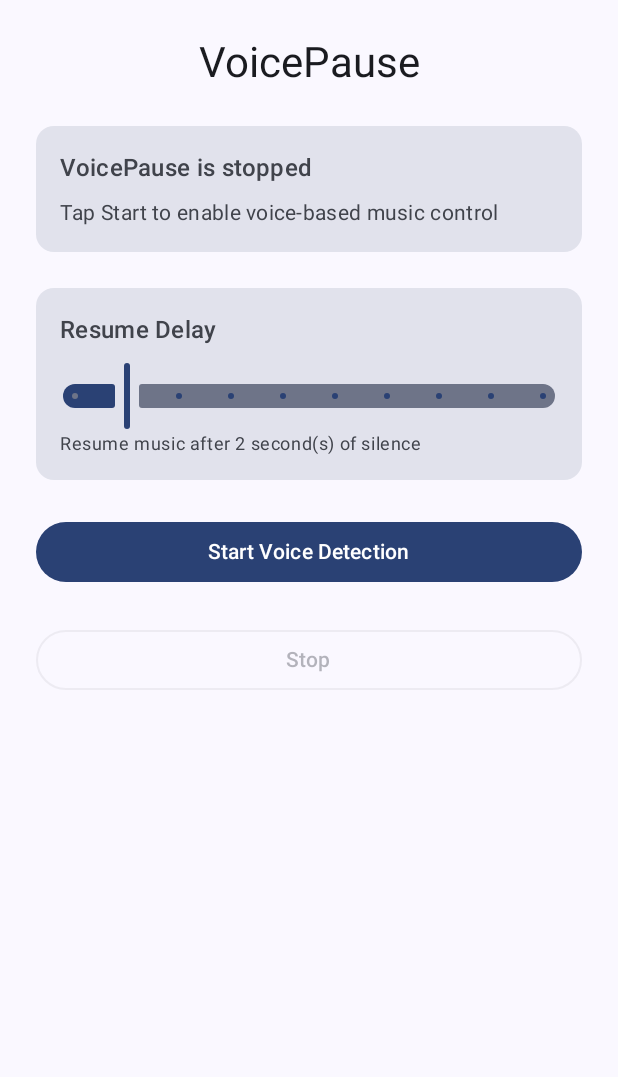
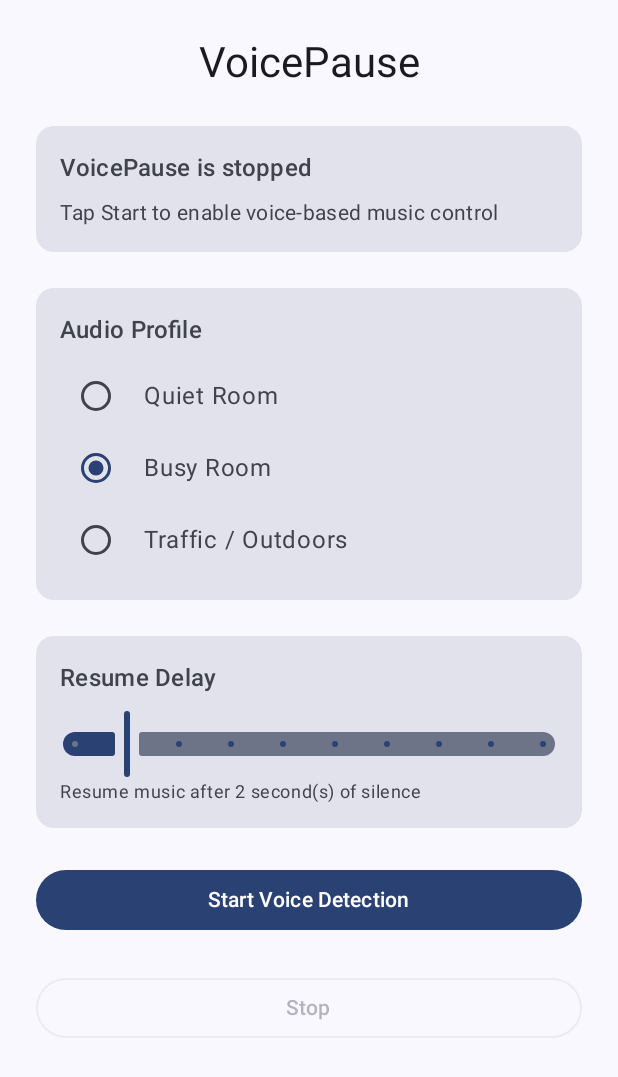
Before and after one commit to RohitKSahoo/Pausify, an Android app built with Jetpack Compose: the screen it shows after launch (MainActivity), on a phone screen of 412 x 824 dp. Shown: the top 1077 px of the screen. Run offline under Robolectric (Android 15) with nearby library versions, the light colour scheme and no system bars.

Commit message:
added profiles with various hardcoded settings

```diff
--- /dev/null
+++ b/app/src/main/java/com/rohit/voicepause/audio/AudioProfile.kt
@@ -0,0 +1,29 @@
+package com.rohit.voicepause.audio
+
+enum class AudioProfile(
+    val displayName: String,
+    val vadAggressiveness: Int,
+    val minSpeechMs: Long,
+    val silenceDelayMs: Long
+) {
+    QUIET(
+        displayName = "Quiet Room",
+        vadAggressiveness = 0,
+        minSpeechMs = 250,
+        silenceDelayMs = 500
+    ),
+
+    BUSY(
+        displayName = "Busy Room",
+        vadAggressiveness = 2,
+        minSpeechMs = 400,
+        silenceDelayMs = 800
+    ),
+
+    TRAFFIC(
+        displayName = "Traffic / Outdoors",
+        vadAggressiveness = 3,
+        minSpeechMs = 700,
+        silenceDelayMs = 1200
+    );
+}
--- a/app/src/main/java/com/rohit/voicepause/ui/screen/HomeScreen.kt
+++ b/app/src/main/java/com/rohit/voicepause/ui/screen/HomeScreen.kt
@@ -12,8 +12,10 @@ import androidx.compose.ui.Alignment
 import androidx.compose.ui.Modifier
 import androidx.compose.ui.platform.LocalContext
 import androidx.compose.ui.unit.dp
+import com.rohit.voicepause.ProfileIntent
 import com.rohit.voicepause.Settings
 import com.rohit.voicepause.VoiceMonitorService
+import com.rohit.voicepause.audio.AudioProfile
 import com.rohit.voicepause.ui.components.StatusCard
 import kotlinx.coroutines.delay
 
@@ -30,21 +32,26 @@ fun HomeScreen(
         Settings.migrate(context)
     }
 
-    // ✅ Single source of truth
+    // ===== SERVICE STATE =====
     var isRunning by remember { mutableStateOf(false) }
     var showStoppedSnackbar by remember { mutableStateOf(false) }
 
-    // ⏱ Resume delay (1–10 seconds)
+    // ===== PROFILE STATE =====
+    var selectedProfile by remember {
+        mutableStateOf(AudioProfile.BUSY)
+    }
+
+    // ===== RESUME DELAY =====
     var resumeDelaySeconds by remember {
         mutableStateOf(Settings.getSilenceDurationSeconds(context).toFloat())
     }
 
-    // 🔁 Initial sync
+    // Initial sync
     LaunchedEffect(Unit) {
         isRunning = Settings.isServiceRunning(context)
     }
 
-    // 🔔 Broadcast listener (fast updates)
+    // Broadcast listener
     DisposableEffect(Unit) {
         val receiver = object : BroadcastReceiver() {
             override fun onReceive(ctx: Context?, intent: Intent?) {
@@ -74,7 +81,7 @@ fun HomeScreen(
         onDispose { context.unregisterReceiver(receiver) }
     }
 
-    // 🍿 Snackbar
+    // Snackbar
     LaunchedEffect(showStoppedSnackbar) {
         if (showStoppedSnackbar) {
             snackbarHostState.showSnackbar("VoicePause service stopped")
@@ -102,7 +109,7 @@ fun HomeScreen(
 
             StatusCard(isRunning = isRunning)
 
-            // ⏱ Resume Delay
+            // ===== AUDIO PROFILE =====
             Card(
                 modifier = Modifier.fillMaxWidth(),
                 colors = CardDefaults.cardColors(
@@ -110,7 +117,52 @@ fun HomeScreen(
                 )
             ) {
                 Column(modifier = Modifier.padding(16.dp)) {
-                    Text("Resume Delay", style = MaterialTheme.typography.titleMedium)
+                    Text(
+                        text = "Audio Profile",
+                        style = MaterialTheme.typography.titleMedium
+                    )
+
+                    Spacer(modifier = Modifier.height(8.dp))
+
+                    AudioProfile.values().forEach { profile ->
+                        Row(
+                            verticalAlignment = Alignment.CenterVertically,
+                            modifier = Modifier.fillMaxWidth()
+                        ) {
+                            RadioButton(
+                                selected = selectedProfile == profile,
+                                onClick = {
+                                    selectedProfile = profile
+                                    context.sendBroadcast(
+                                        Intent(ProfileIntent.ACTION_PROFILE_CHANGED).apply {
+                                            putExtra(
+                                                ProfileIntent.EXTRA_PROFILE_NAME,
+                                                profile.name
+                                            )
+                                        }
+                                    )
+                                }
+                            )
+                            Spacer(modifier = Modifier.width(8.dp))
+                            Text(profile.displayName)
+                        }
+                    }
+                }
+            }
+
+            // ===== RESUME DELAY =====
+            Card(
+                modifier = Modifier.fillMaxWidth(),
+                colors = CardDefaults.cardColors(
+                    containerColor = MaterialTheme.colorScheme.surfaceVariant
+                )
+            ) {
+                Column(modifier = Modifier.padding(16.dp)) {
+                    Text(
+                        text = "Resume Delay",
+                        style = MaterialTheme.typography.titleMedium
+                    )
+
                     Spacer(modifier = Modifier.height(8.dp))
 
                     Slider(
@@ -131,22 +183,18 @@ fun HomeScreen(
                 }
             }
 
-            // ▶ Start
+            // ===== START =====
             Button(
-                onClick = {
-                    onStartClick()
-                },
+                onClick = onStartClick,
                 modifier = Modifier.fillMaxWidth(),
                 enabled = !isRunning
             ) {
                 Text("Start Voice Detection")
             }
 
-            // ⏹ Stop
+            // ===== STOP =====
             OutlinedButton(
-                onClick = {
-                    onStopClick()
-                },
+                onClick = onStopClick,
                 modifier = Modifier.fillMaxWidth(),
                 enabled = isRunning
             ) {
@@ -155,7 +203,7 @@ fun HomeScreen(
         }
     }
 
-    // 🔁 FINAL SAFETY RE-SYNC (this fixes the green-dot case)
+    // Final safety re-sync (prevents UI desync edge cases)
     LaunchedEffect(Unit) {
         while (true) {
             delay(500)
```
Also changed, not shown: app/src/main/java/com/rohit/voicepause/ProfileIntent.kt (added, +8 -0 lines), app/src/main/java/com/rohit/voicepause/VoiceMonitorService.kt (+76 -48 lines).
